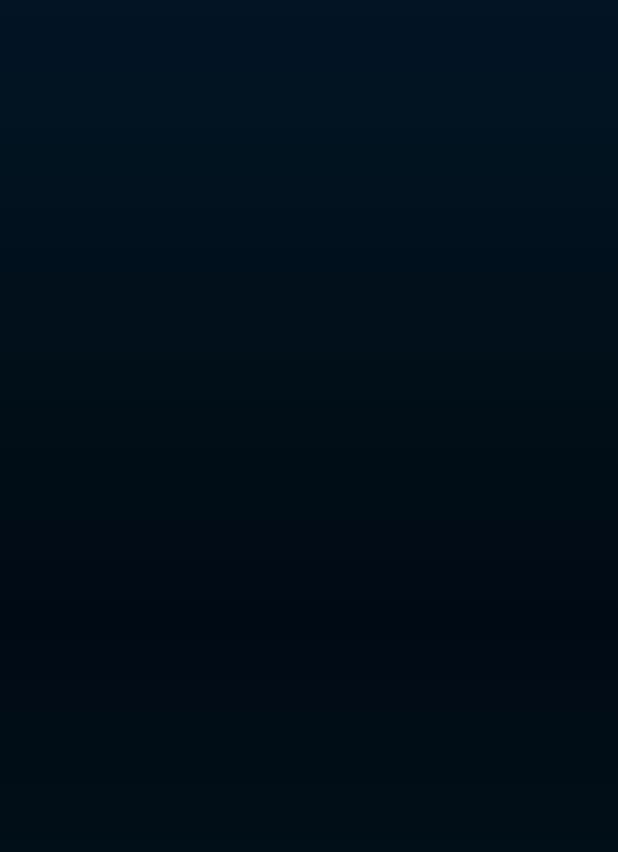
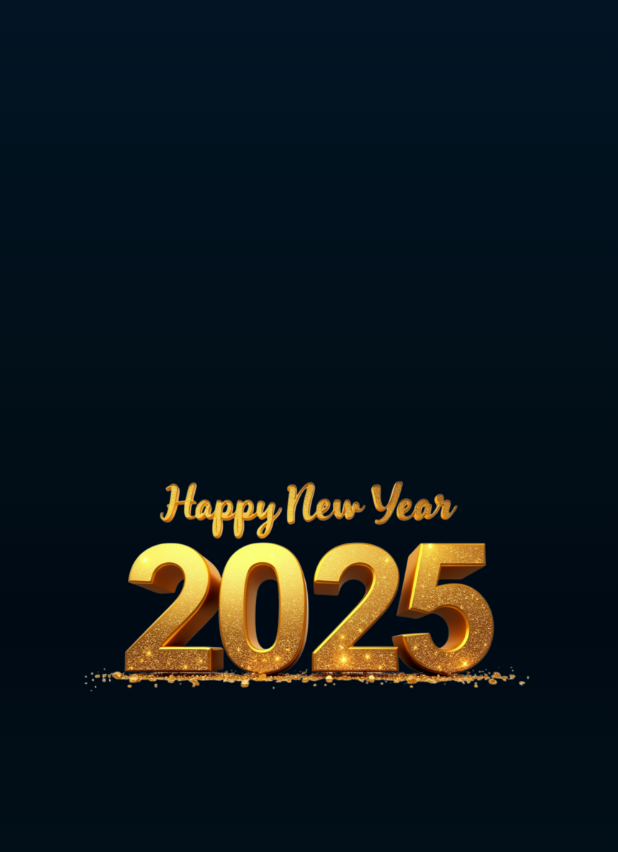
Before and after one commit to Darrylwin/happy_new_year_2025, a Flutter app: the screen it shows after launch, on a phone screen of 412 x 824 dp. Shown: the top 852 px of the screen. Run offline on Flutter 3.47's test engine with Material 3 defaults, Android fonts, the phone set to English and light mode, and no system bars.

```diff
--- a/lib/pages/happy_new_year_page.dart
+++ b/lib/pages/happy_new_year_page.dart
@@ -13,12 +13,11 @@ class _HappyNewYearPageState extends State<HappyNewYearPage>
   late Animation<Offset> _offsetAnimation;
 
   @override
-  @override
   void initState() {
     super.initState();
     _controller = AnimationController(
       vsync: this,
-      duration: const Duration(seconds: 3),
+      duration: const Duration(seconds: 4),
     );
 
     _offsetAnimation = Tween<Offset>(
@@ -27,7 +26,7 @@ class _HappyNewYearPageState extends State<HappyNewYearPage>
     ).animate(
       CurvedAnimation(
         parent: _controller,
-        curve: Curves.slowMiddle,
+        curve: Curves.easeOutBack,
       ),
     );
 
@@ -61,14 +60,13 @@ class _HappyNewYearPageState extends State<HappyNewYearPage>
               ),
             ),
           ),
-          AnimatedPositioned(
-            top: 0,
-            left: 0,
-            right: 0,
-            duration: const Duration(seconds: 3),
+          SlideTransition(
+            position: _offsetAnimation,
             child: Center(
-              child: Container(
-                color: Colors.red,
+              child: Image.asset(
+                'assets/images/happy_new_year.png',
+                width: 300,
+                height: 300,
               ),
             ),
           ),
```
